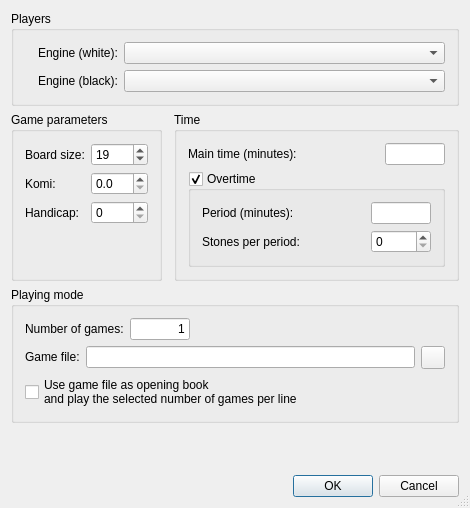
Old version of the form src/twoaigamedlg_gui.ui in the repository bernds/q5Go.
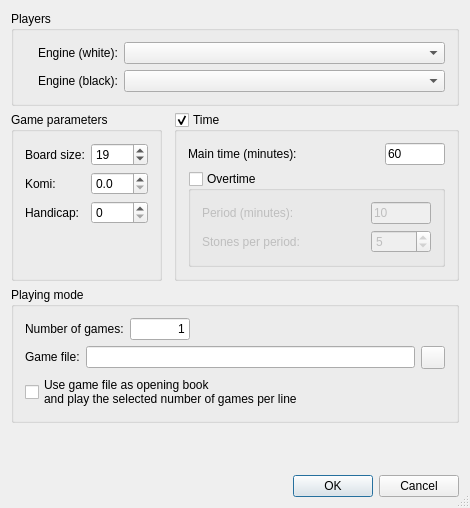
New version of the form. Icons and pictures are not drawn. Custom widgets are drawn as their Qt base class.

Patch:
```diff
--- a/src/twoaigamedlg_gui.ui
+++ b/src/twoaigamedlg_gui.ui
@@ -287,6 +287,9 @@
      <property name="title">
       <string>Time</string>
      </property>
+     <property name="checkable">
+      <bool>true</bool>
+     </property>
      <layout class="QGridLayout" name="gridLayout_3">
       <item row="0" column="0">
        <widget class="QLabel" name="label">
@@ -303,6 +306,9 @@
           <height>16777215</height>
          </size>
         </property>
+        <property name="text">
+         <string>60</string>
+        </property>
        </widget>
       </item>
       <item row="1" column="0" colspan="2">
@@ -313,6 +319,9 @@
         <property name="checkable">
          <bool>true</bool>
         </property>
+        <property name="checked">
+         <bool>false</bool>
+        </property>
         <layout class="QGridLayout" name="gridLayout_2">
          <item row="0" column="1">
           <widget class="QLineEdit" name="overPeriodEdit">
@@ -322,6 +331,9 @@
              <height>16777215</height>
             </size>
            </property>
+           <property name="text">
+            <string>10</string>
+           </property>
           </widget>
          </item>
          <item row="0" column="0">
@@ -339,7 +351,11 @@
           </widget>
          </item>
          <item row="1" column="1">
-          <widget class="QSpinBox" name="overStonesSpinBox"/>
+          <widget class="QSpinBox" name="overStonesSpinBox">
+           <property name="value">
+            <number>5</number>
+           </property>
+          </widget>
          </item>
         </layout>
        </widget>
```
